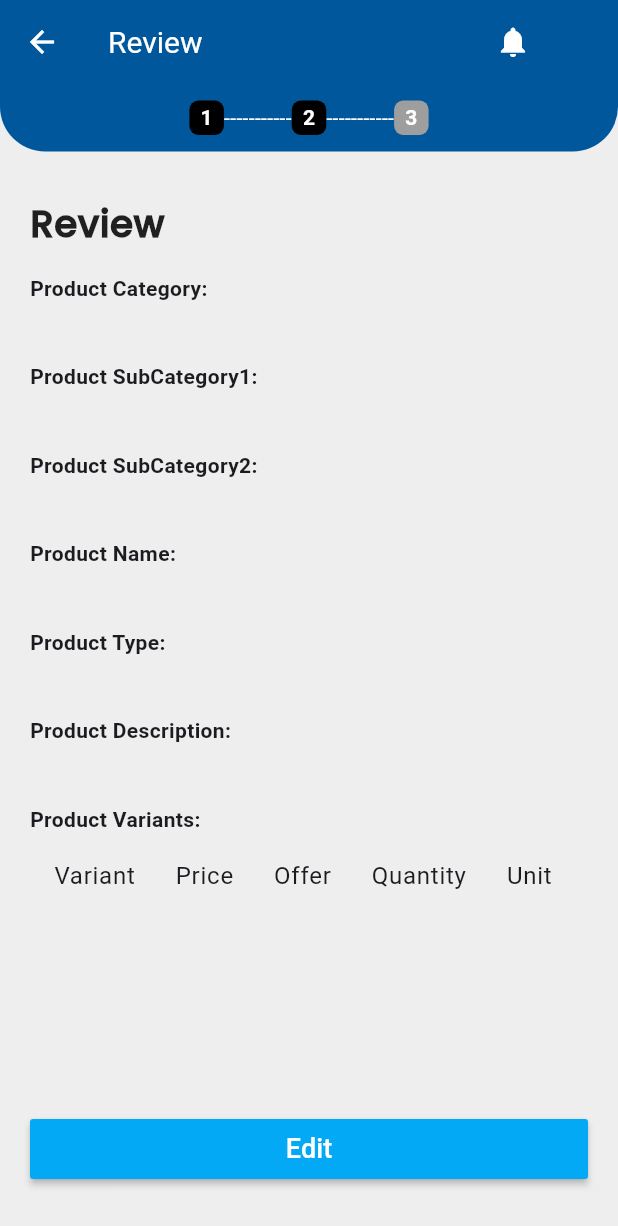
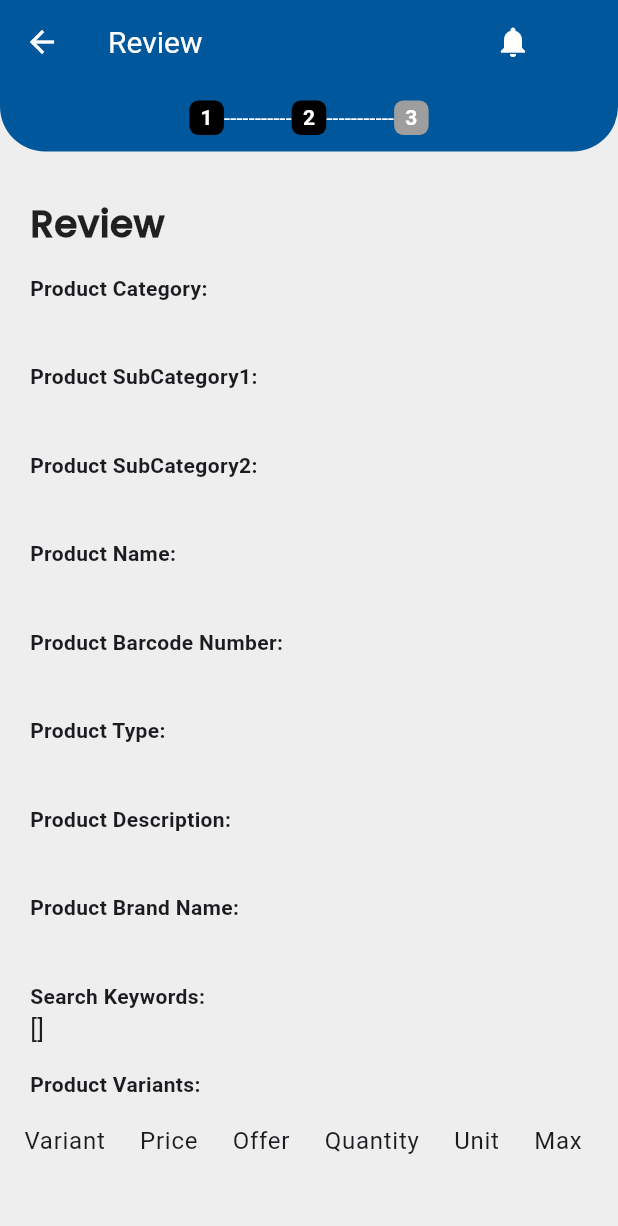
Before and after one commit to AniketShivhare/vip, a Flutter app: the ReviewListed screen opened directly with empty values, on a phone screen of 412 x 824 dp. Shown: the top 1226 px of the screen. Run offline on Flutter 3.47's test engine with Material 3 defaults, Android fonts, the phone set to English and light mode, and no system bars; our stand-ins replace awesome_bottom_bar, carousel_slider, firebase_core, firebase_messaging, flutter_holo_date_picker, flutter_local_notifications and 11 more; missing offline and left inert: autocomplete_textfield, day_picker, flutter_barcode_scanner, flutter_popup_menu_button, geolocator_android, geolocator_apple and 4 more; accounts and stored records are empty.

Commit message:
Max quantity, brand name and search keywords issue fix in Add product page

```diff
--- a/lib/Regestration.dart
+++ b/lib/Regestration.dart
@@ -379,10 +379,6 @@ class _SellerRegistrationPageState extends State<Regest> {
                         fontSize: 18,
                       ),
                     ),
-                    const Text(
-                      '*',
-                      style: TextStyle(fontSize: 18, color: Colors.red),
-                    )
                   ],
                 ),
                 TextFormField(
--- a/lib/apis/ProductModel.dart
+++ b/lib/apis/ProductModel.dart
@@ -1,6 +1,6 @@
 class QuantityPricing {
   double offerPrice;
-  String quantity;
+  double quantity;
   double mrpPrice;
   String unit;
   bool inStock;
@@ -19,7 +19,7 @@ class QuantityPricing {
     return QuantityPricing(
       offerPrice:
           (json['offerPrice'] != null) ? json['offerPrice'].toDouble() : 0.0,
-      quantity: (json['quantity'] != null) ? json['quantity'].toString() : '',
+      quantity: (json['quantity'] != null) ? json['quantity'].toDouble() : 0.0,
       unit: json['unit'] ?? 'kg',
       mrpPrice: (json['mrpPrice'] != null) ? json['mrpPrice'].toDouble() : 0.0,
       inStock: true,
--- a/lib/review_listed.dart
+++ b/lib/review_listed.dart
@@ -56,6 +56,11 @@ class _ReviewListedState extends State<ReviewListed> {
     String token = TokenId.token;
     String id = TokenId.id;
     List dummyProductList = [];
+    String brandname = widget.brandName;
+    String barcode = widget.barCodeNumber;
+    List<String> KeywordsList =
+        widget.searchKeywordsList.map((e) => e.text).toList();
+    String keywords = jsonEncode(KeywordsList);
     Future<void> postProductData() async {
       final url =
           Uri.parse('https://api.pehchankidukan.com/seller/$id/products');
@@ -64,7 +69,7 @@ class _ReviewListedState extends State<ReviewListed> {
       itemOptions.forEach((itemOption) {
         dummyProductList.add(QuantityPricing(
             offerPrice: double.parse(itemOption.offerPrice),
-            quantity: (itemOption.quantity),
+            quantity: double.parse(itemOption.quantity),
             mrpPrice: double.parse(itemOption.price),
             maxOrderQuantity: double.parse(itemOption.maxOrderQuantity),
             unit: itemOption.unit,
@@ -100,11 +105,15 @@ class _ReviewListedState extends State<ReviewListed> {
           request.fields['category'] = widget.category;
           request.fields['subCategory1'] = widget.subCategory1;
           request.fields['subCategory2'] = widget.subCategory2;
-          List<String> KeywordsList =
-              widget.searchKeywordsList.map((e) => e.text).toList();
+
+          print("keywordList:");
+          print(KeywordsList);
           if (KeywordsList.length > 0) {
-            String keywordsJson = jsonEncode(KeywordsList);
-            request.fields['searchKeywords'] = keywordsJson;
+            // String keywordsJson = jsonEncode(KeywordsList);
+            // request.fields['searchKeywords'] = keywordsJson;
+            for (int i = 0; i < KeywordsList.length; i++) {
+              request.fields['searchKeywords[$i]'] = KeywordsList[i];
+            }
           }
           print("barcodeNmber");
           print(widget.barCodeNumber);
@@ -112,6 +121,20 @@ class _ReviewListedState extends State<ReviewListed> {
             request.fields['barCodeNumber'] = widget.barCodeNumber;
           if (widget.brandName.length > 0)
             request.fields['brandName'] = widget.brandName;
+          print('dummyProductList');
+          print(dummyProductList);
+
+          print(jsonEncode(dummyProductList));
+
+          for (int i = 0; i < dummyProductList.length; i++) {
+            final product = dummyProductList[i];
+            final productJson = product.toJson();
+            for (var key in productJson.keys) {
+              request.fields['productDetails[$i][$key]'] =
+                  productJson[key].toString();
+            }
+          }
+
           print("length");
           print(widget.imageFileList.length);
           if (widget.imageFileList.length > 0) {
@@ -128,8 +151,10 @@ class _ReviewListedState extends State<ReviewListed> {
               ));
             }
           }
+          print("bbbbbbbbbbbbbbbaaaaaaaaaaaaaaaaaaaaaaa");
           final response = await request.send();
-          if (response.statusCode == 200) {
+          print("bbbbbbbbbbbbbbb");
+          if (response.statusCode == 201) {
             print('POST images request successful');
             print('Response: ${await response.stream.bytesToString()}');
           } else {
@@ -337,6 +362,18 @@ class _ReviewListedState extends State<ReviewListed> {
                               Text(pName, textScaleFactor: 1.2),
                             ],
                           )),
+                      Container(
+                          margin: EdgeInsets.only(left: 20, right: 20, top: 15),
+                          child: Column(
+                            crossAxisAlignment: CrossAxisAlignment.start,
+                            children: [
+                              Text("Product Barcode Number:",
+                                  textScaleFactor: 1,
+                                  style:
+                                      TextStyle(fontWeight: FontWeight.bold)),
+                              Text(barcode, textScaleFactor: 1.2),
+                            ],
+                          )),
 
                       Container(
                           margin: EdgeInsets.only(left: 20, right: 20, top: 15),
@@ -367,6 +404,30 @@ class _ReviewListedState extends State<ReviewListed> {
                           child: Column(
                             crossAxisAlignment: CrossAxisAlignment.start,
                             children: [
+                              Text("Product Brand Name:",
+                                  textScaleFactor: 1,
+                                  style:
+                                      TextStyle(fontWeight: FontWeight.bold)),
+                              Text(brandname, textScaleFactor: 1.2),
+                            ],
+                          )),
+                      Container(
+                          margin: EdgeInsets.only(left: 20, right: 20, top: 15),
+                          child: Column(
+                            crossAxisAlignment: CrossAxisAlignment.start,
+                            children: [
+                              Text("Search Keywords:",
+                                  textScaleFactor: 1,
+                                  style:
+                                      TextStyle(fontWeight: FontWeight.bold)),
+                              Text(keywords, textScaleFactor: 1.2),
+                            ],
+                          )),
+                      Container(
+                          margin: EdgeInsets.only(left: 20, right: 20, top: 15),
+                          child: Column(
+                            crossAxisAlignment: CrossAxisAlignment.start,
+                            children: [
                               Text("Product Variants:",
                                   textScaleFactor: 1,
                                   style:
@@ -374,7 +435,7 @@ class _ReviewListedState extends State<ReviewListed> {
                             ],
                           )),
                       Container(
-                        margin: EdgeInsets.only(left: 20, right: 20),
+                        // margin: EdgeInsets.only(left: 10, right: 10),
                         child: const ListTile(
                           title: Row(
                             mainAxisAlignment: MainAxisAlignment.spaceBetween,
@@ -384,6 +445,7 @@ class _ReviewListedState extends State<ReviewListed> {
                               Text('Offer'),
                               Text('Quantity'),
                               Text('Unit'),
+                              Text('Max'),
                             ],
                           ),
                         ),
--- a/lib/update_product.dart
+++ b/lib/update_product.dart
@@ -650,7 +650,7 @@ class _UpdateProductsState extends State<UpdateProducts> {
     itemOptions.forEach((itemOption) {
       dummyProductList.add(QuantityPricing(
           offerPrice: double.parse(itemOption.offerPrice),
-          quantity: (itemOption.quantity),
+          quantity: double.parse(itemOption.quantity),
           mrpPrice: double.parse(itemOption.price),
           maxOrderQuantity: double.parse(itemOption.maxOrderQuantity),
           unit: itemOption.unit, inStock: true));
@@ -1039,7 +1039,7 @@ class _PriceQuantitySpinnerRowState extends State<PriceQuantitySpinnerRow> {
     offerPrice: "",
       maxOrderQuantity: ""
   );
-  List<String> dropDownItems = ["KG", "G", "L", "ML", "PACK OF", "BOX", "BAG", "CAN"];
+  List<String> dropDownItems = ["KG","GM","L","ML","PACK OF","BOX","BAG","CAN","PIECE"];
 
   void addOption() {
     widget.onOptionAdded(newItem);
```
Also changed, not shown: 1 other file.
